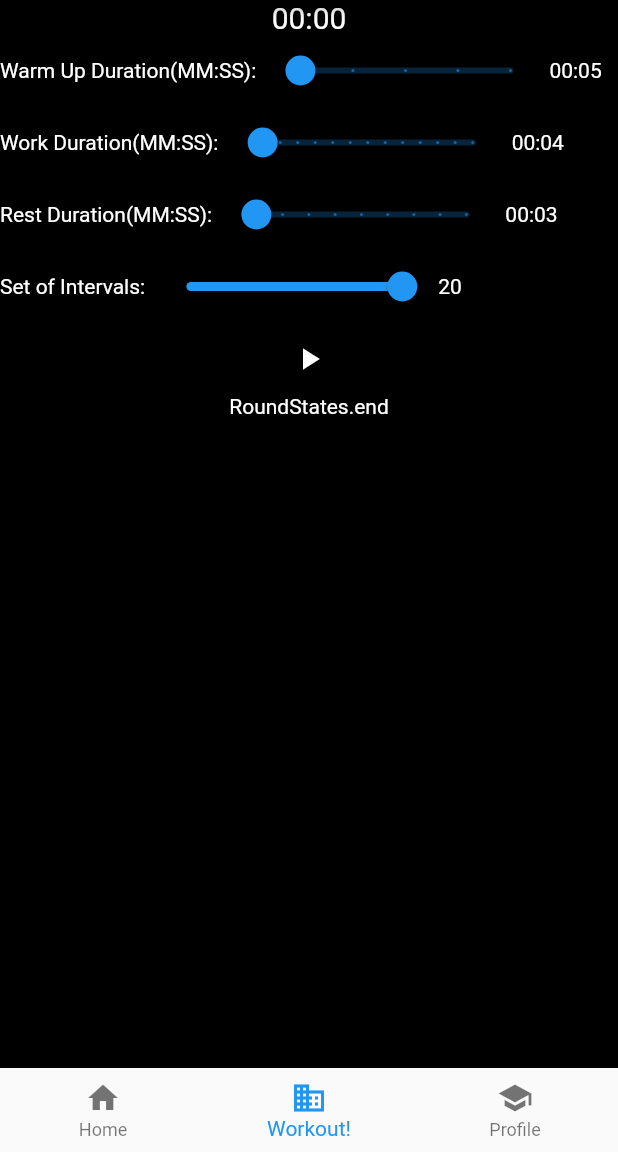
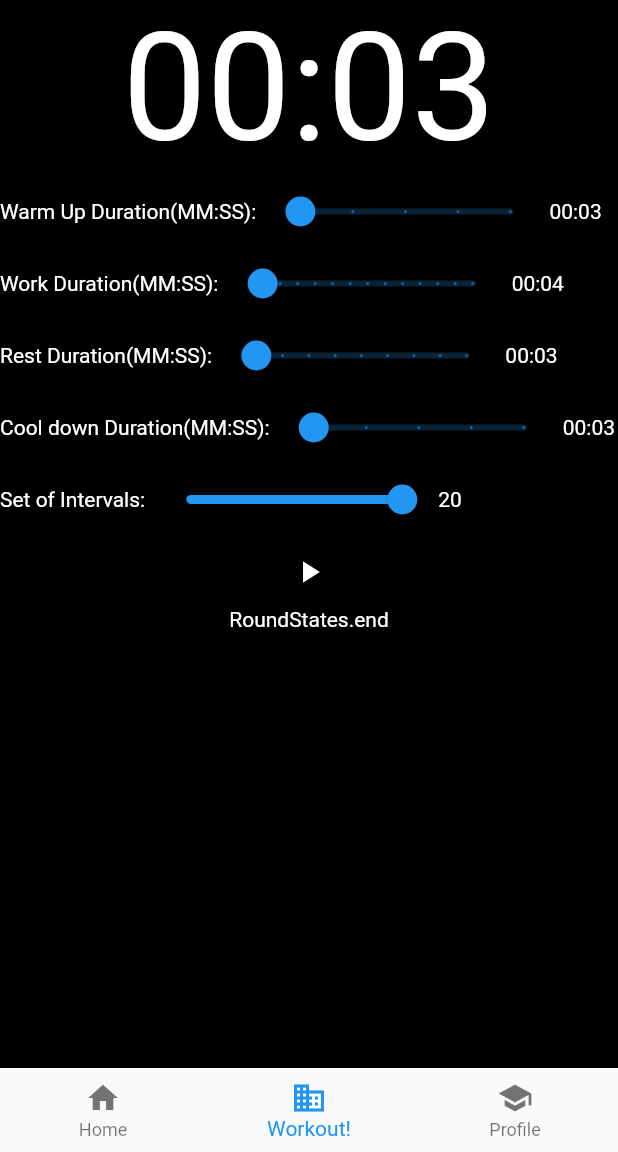
Before and after one commit to allcui/intervaltimer-flutter, a Flutter app: the screen it shows after launch, on a phone screen of 412 x 824 dp, the part 84-1236 px from its top. Run offline on Flutter 3.47's test engine with Material 2 defaults, Android fonts, the phone set to English and light mode, and no system bars.

Commit message:
some improvements to timer

```diff
--- a/lib/model/timer_profile.dart
+++ b/lib/model/timer_profile.dart
@@ -3,10 +3,10 @@ import 'package:flutter/material.dart';
 
 class TimerProfile{
 
-  static const Duration defaultWarmUpDuration = Duration(seconds: 5);
+  static const Duration defaultWarmUpDuration = Duration(seconds: 3);
   static const Duration defaultWorkDuration = Duration(seconds: 4);
   static const Duration defaultRestDuration = Duration(seconds: 3);
-  static const Duration defaultCoolDownDuration = Duration(seconds: 2);
+  static const Duration defaultCoolDownDuration = Duration(seconds: 5);
   static const int defaultSetCount = 20;
 
   static TimerProfile getDefaultProfile(){
--- a/lib/screen/interval_timer.dart
+++ b/lib/screen/interval_timer.dart
@@ -58,7 +58,7 @@ class _IntervalTimerState extends State<IntervalTimer> with SingleTickerProvider
 
   AnimationController _countdownController;
   Animation _countdownAnimation;
-  Tween<double> _countdownAnimationTween = Tween(begin: 0, end: 0);
+  StepTween _countdownAnimationTween = StepTween(begin: 0, end: 0);
 
   TimerProfile _profileSelected = TimerProfile.getDefaultProfile();
   int _remainingWorkDuration = TimerProfile.getDefaultProfile().workDuration.inSeconds;
@@ -79,15 +79,17 @@ class _IntervalTimerState extends State<IntervalTimer> with SingleTickerProvider
       if (status == AnimationStatus.completed && _currentRoundState != RoundStates.coolDown) _updateRoundState(_roundStates[_currentRoundState].next);
     });
 
-    _countdownAnimationTween.begin = _roundStates[_currentRoundState].duration.inSeconds.toDouble();
-    _countdownAnimationTween.end = 0.01;
+    _countdownAnimationTween.begin = _roundStates[_currentRoundState].duration.inSeconds;
     _countdownAnimation = _countdownAnimationTween.animate(_countdownController);
     super.initState();
   }
 
   @override
   Widget build(BuildContext context) {
-    final Widget timer = CountdownText(animation: _countdownAnimation,);
+    final Widget timer = (_countdownController.status == AnimationStatus.forward)
+        ? CountdownText(animation: _countdownAnimation, fontSize: 100.0,)
+        : Text(durationToString(_remainingWarmUpDuration), style: TextStyle(fontSize: 100.0));
+
     final Widget warmUpDurationSlider = Row(
       children: <Widget>[
         Text('Warm Up Duration(MM:SS): '),
@@ -178,6 +180,7 @@ class _IntervalTimerState extends State<IntervalTimer> with SingleTickerProvider
               warmUpDurationSlider,
               workDurationSlider,
               restDurationSlider,
+              coolDownDurationSlider,
               setCountSlider,
               IconButton(onPressed: () => _startTimer(), icon: Icon(Icons.play_arrow, color: Colors.white,),),
               Text(_currentRoundState.toString(), style: TextStyle(color: Colors.white),),
@@ -204,7 +207,7 @@ class _IntervalTimerState extends State<IntervalTimer> with SingleTickerProvider
       log('updated round state to ' + roundState.toString());
     });
     Duration currentRoundStateDuration = _profileSelected.getDurationByRoundState(_currentRoundState);
-    _countdownAnimationTween.begin = currentRoundStateDuration.inSeconds.toDouble();
+    _countdownAnimationTween.begin = currentRoundStateDuration.inSeconds;
 
     _countdownController.duration = currentRoundStateDuration;
     _countdownController.reset();
@@ -220,4 +223,5 @@ class _IntervalTimerState extends State<IntervalTimer> with SingleTickerProvider
     final secondsString = '$seconds'.padLeft(2, '0');
     return '$minutesString:$secondsString';
   }
+
 }
--- a/lib/widget/countdown_text.dart
+++ b/lib/widget/countdown_text.dart
@@ -5,13 +5,10 @@ class CountdownText extends AnimatedWidget {
     Key key,
     @required this.animation,
     this.fontSize = 20.0,
-    this.startText = "",
-    this.endText = "",
   }) :  super(key: key, listenable: animation);
-  final Animation<double> animation;
+
+  final Animation<int> animation;
   final double fontSize;
-  final String startText;
-  final String endText;
 
   @override
   build(BuildContext context) {
```
Also changed, not shown: lib/model/workout.dart (added, +15 -0 lines).
